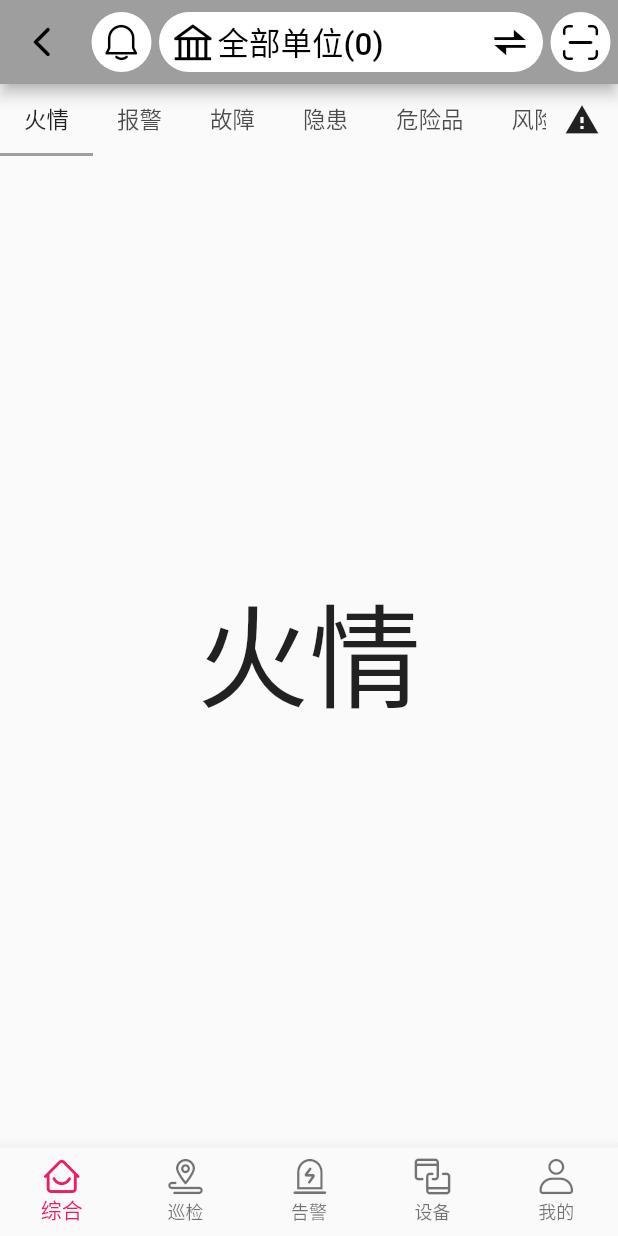
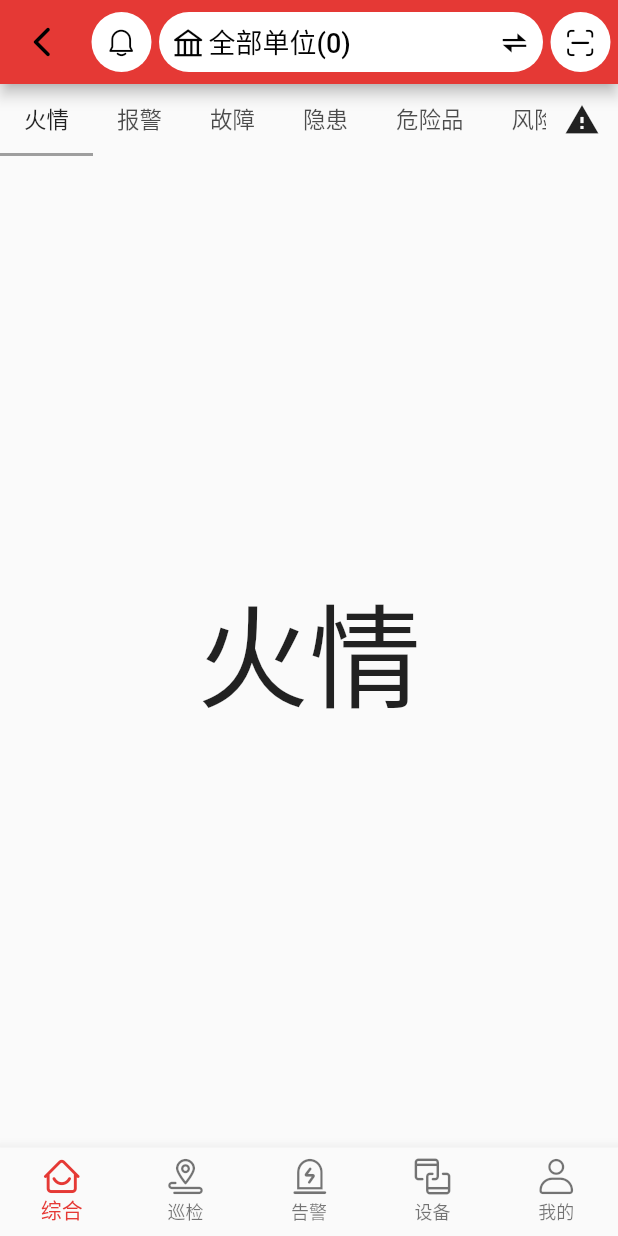
Before and after one commit to remloyal/flutter_app, a Flutter app: the IndexPage screen opened by its route, swiped to page 3, on a phone screen of 412 x 824 dp. Run offline on Flutter 3.47's test engine with Material 2 defaults, Android fonts, the phone set to English and light mode, and no system bars; drawn by our look-alikes of pull_to_refresh; our stand-ins replace dio, fluttertoast, logger, package_info_plus, shared_preferences; missing offline and left inert: stomp_dart_client, umeng_push_sdk; accounts and stored records are empty; network calls fail.

```diff
--- a/lib/common/colors.dart
+++ b/lib/common/colors.dart
@@ -1,10 +1,14 @@
-
 import 'package:flutter/material.dart';
 
 class FireControlColor {
-
   // 基础颜色
   static const Color baseColor = Color(0xffe53935);
+  static const Color barColor = Color(0xffe53935);
+  static const Color fixedColor = Color(0xffe53935);
+  static const Color barMineColor = Color(0xffffebee);
+  static const Color bgColor = Color(0xffF5F5F5);
+  static const Color textColor = Color.fromARGB(255, 255, 255, 255);
+
   // 基础字体颜色
   static const Color base3 = Color(0xff030303);
 
--- a/lib/main.dart
+++ b/lib/main.dart
@@ -9,6 +9,8 @@ import 'package:pull_to_refresh/pull_to_refresh.dart';
 void main() {
   Global.init().then((value) => runApp(const FireControlApp()));
 }
+
+final GlobalKey<NavigatorState> navigatorKey = GlobalKey<NavigatorState>();
 
 class FireControlApp extends StatelessWidget {
   const FireControlApp({super.key});
@@ -38,8 +40,10 @@ class FireControlApp extends StatelessWidget {
             Locale('en', 'US'), // 美国英语
             Locale('zh', 'CN'), // 中文简体
           ],
-          initialRoute: Global.profile.isLogin ? RouterUtil.index : RouterUtil.login,
+          initialRoute:
+              Global.profile.isLogin ? RouterUtil.index : RouterUtil.login,
           routes: RouterUtil.routes,
+          navigatorKey: navigatorKey,
         ),
       ),
     );
--- a/lib/models/profile.dart
+++ b/lib/models/profile.dart
@@ -2,7 +2,6 @@ import 'package:fire_control_app/models/api_info.dart';
 
 /// 全局配置实体
 class Profile {
-
   // 是否登录
   bool isLogin = false;
 
@@ -18,18 +17,15 @@ class Profile {
   Profile();
 
   Profile.fromJson(Map<String, dynamic> json)
-      : isLogin = json['isLogin'],
+      : isLogin = json['isLogin'] ?? false,
         userId = json['userId'],
-        isAgree = json['isAgree'],
+        isAgree = json['isAgree'] ?? false,
         apiInfo = ApiInfo.fromJson(json['apiInfo']);
 
-  Map<String, dynamic> toJson() =>
-      {'isLogin': isLogin, 'userId': userId, 'isAgree': isAgree, 'apiInfo': apiInfo.toJson()};
-
-  init(String appDomain) {
-    var domain = appDomain.split('-');
-    apiInfo.baseUrl = 'https://api-${domain[1]}';
-    apiInfo.imgUrl = "https://img-${domain[1]}";
-    print('baseUrl: ${apiInfo.baseUrl}  imgUrl: ${apiInfo.imgUrl}');
-  }
+  Map<String, dynamic> toJson() => {
+        'isLogin': isLogin,
+        'userId': userId,
+        'isAgree': isAgree,
+        'apiInfo': apiInfo.toJson()
+      };
 }
--- a/lib/pages/index.dart
+++ b/lib/pages/index.dart
@@ -64,7 +64,9 @@ class _IndexPageState extends State<IndexPage> {
     return Scaffold(
       appBar: AppBar(
         titleSpacing: 0,
-        backgroundColor: _selectedIndex == 4 ? Colors.blue : null,
+        backgroundColor: _selectedIndex == 4
+            ? FireControlColor.barMineColor
+            : FireControlColor.barColor,
         title: _buildTitle(_selectedIndex != 4),
       ),
       body: PageView(
@@ -76,7 +78,7 @@ class _IndexPageState extends State<IndexPage> {
         items: bottomNavigationBarItems,
         currentIndex: _selectedIndex,
         type: BottomNavigationBarType.fixed,
-        fixedColor: Colors.pink,
+        fixedColor: FireControlColor.fixedColor,
         onTap: (index) {
           setState(() {
             _pageController.jumpToPage(index);
@@ -110,12 +112,16 @@ class _IndexPageState extends State<IndexPage> {
     return Container(
       height: 40,
       width: 40,
-      margin: EdgeInsets.all(5),
+      margin: const EdgeInsets.all(5),
       decoration: BoxDecoration(
           color: Colors.white, borderRadius: BorderRadius.circular(20)),
       child: GestureDetector(
           onTap: onPressed,
-          child: Icon(iconData, color: FireControlColor.base3)),
+          child: Icon(
+            iconData,
+            color: FireControlColor.base3,
+            size: 18,
+          )),
     );
   }
 
@@ -126,26 +132,35 @@ class _IndexPageState extends State<IndexPage> {
       },
       child: Container(
         height: 40,
-        padding: EdgeInsets.only(left: 10, top: 0, right: 10, bottom: 0),
+        padding: const EdgeInsets.only(left: 10, top: 0, right: 10, bottom: 0),
         decoration: BoxDecoration(
             color: Colors.white, borderRadius: BorderRadius.circular(20)),
         child: Row(
           children: [
-            Icon(FcmIcon.unit, color: FireControlColor.base3),
+            const Icon(
+              FcmIcon.unit,
+              color: FireControlColor.base3,
+              size: 18,
+            ),
             Expanded(
                 flex: 1,
                 child: Container(
-                  padding:
-                      EdgeInsets.only(left: 5, top: 0, right: 5, bottom: 0),
+                  padding: const EdgeInsets.only(
+                      left: 5, top: 0, right: 5, bottom: 0),
                   child: Consumer<UnitModel>(
                       builder: (BuildContext context, unitModel, _) => Text(
                             unitModel.unit != null
                                 ? unitModel.unit!.name
                                 : "全部单位(${Global.units.length})",
-                            style: TextStyle(color: FireControlColor.base3),
+                            style: const TextStyle(
+                                color: FireControlColor.base3, fontSize: 18),
                           )),
                 )),
-            Icon(FcmIcon.right_arrow, color: FireControlColor.base3)
+            const Icon(
+              FcmIcon.right_arrow,
+              color: FireControlColor.base3,
+              size: 18,
+            )
           ],
         ),
       ),
```
Also changed, not shown: lib/http/http.dart (+15 -2 lines), lib/http/login_api.dart (+10 -2 lines), lib/models/api_info.dart (+7 -6 lines), lib/utils/toast.dart (+11 -0 lines).
